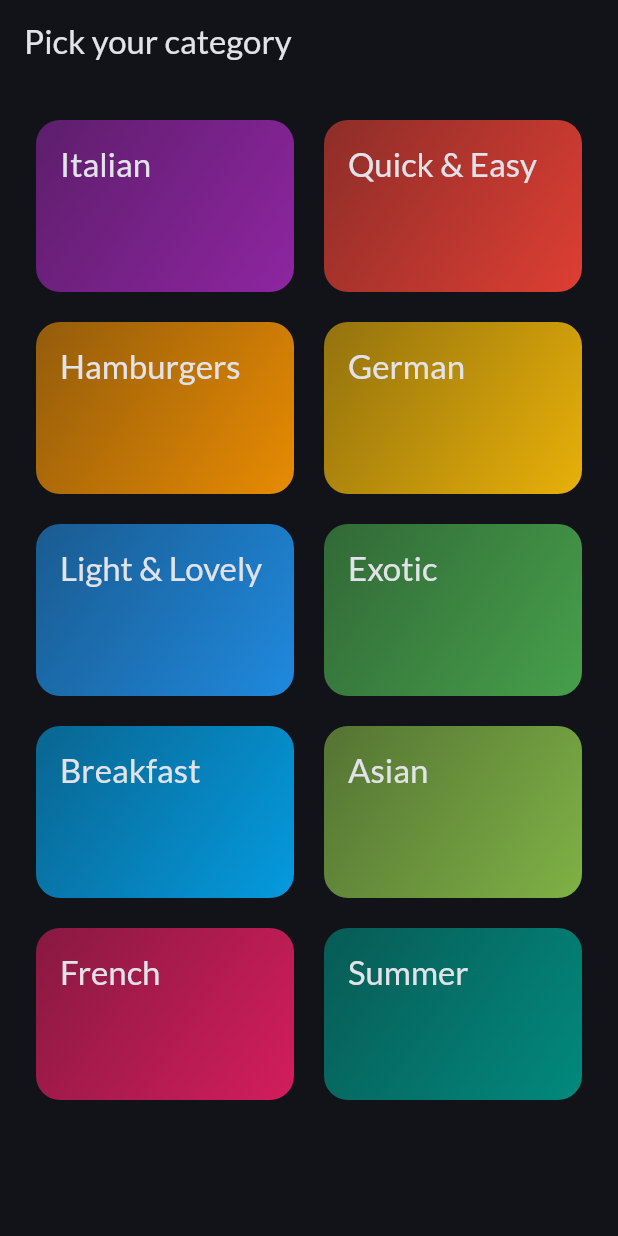
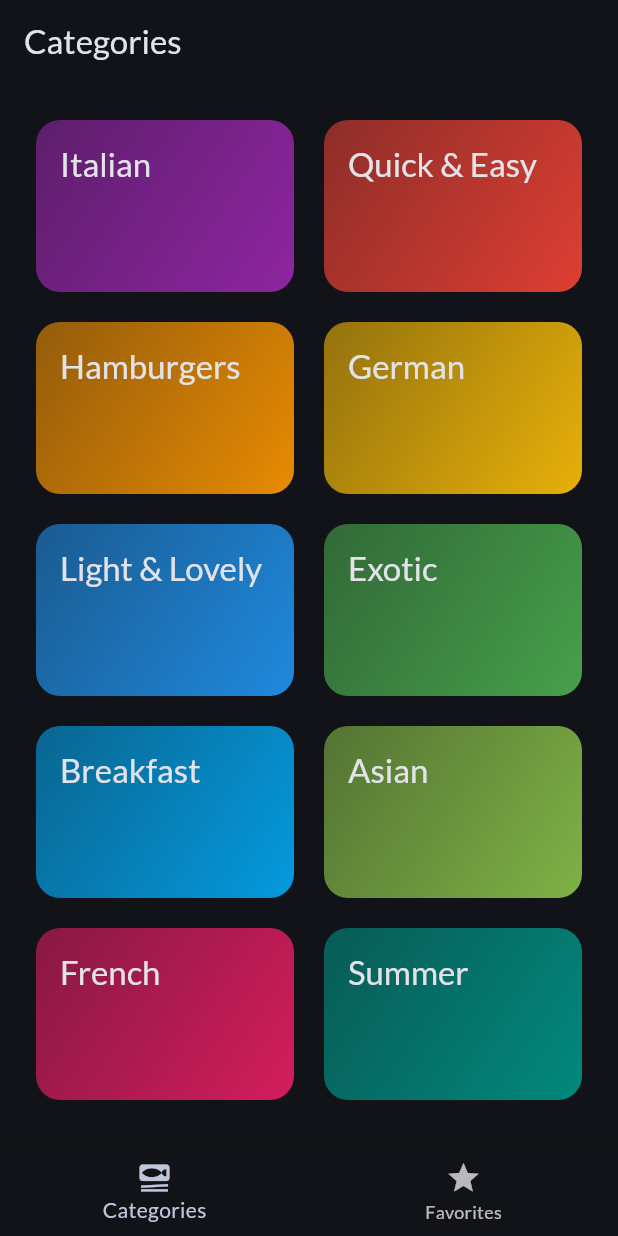
Before and after one commit to Naveen2070/meals_app_flutter, a Flutter app: the screen it shows after launch, on a phone screen of 412 x 824 dp. Run offline on Flutter 3.47's test engine with Material 3 defaults, Android fonts, the phone set to English and light mode, and no system bars; our stand-ins replace google_fonts, transparent_image.

Commit message:
added tabs based navigation

```diff
--- a/lib/main.dart
+++ b/lib/main.dart
@@ -1,7 +1,7 @@
 import 'package:flutter/material.dart';
 
 import 'package:google_fonts/google_fonts.dart';
-import 'package:meals_app/screens/categories_screen.dart';
+import 'package:meals_app/screens/tabs_screen.dart';
 
 final theme = ThemeData(
   colorScheme: ColorScheme.fromSeed(
@@ -23,6 +23,6 @@ class App extends StatelessWidget {
     return MaterialApp(
         debugShowCheckedModeBanner: false,
         theme: theme,
-        home: const CategoriesScreen());
+        home: const TabsScreen());
   }
 }
--- a/lib/screens/categories_screen.dart
+++ b/lib/screens/categories_screen.dart
@@ -19,11 +19,7 @@ class CategoriesScreen extends StatelessWidget {
 
   @override
   Widget build(BuildContext context) {
-    return Scaffold(
-      appBar: AppBar(
-        title: const Text("Pick your category"),
-      ),
-      body: GridView(
+    return GridView(
       padding: const EdgeInsets.all(24),
       gridDelegate: const SliverGridDelegateWithFixedCrossAxisCount(
           crossAxisCount: 2,
@@ -39,7 +35,6 @@ class CategoriesScreen extends StatelessWidget {
             },
           )
       ],
-      ),
     );
   }
 }
--- /dev/null
+++ b/lib/screens/tabs_screen.dart
@@ -0,0 +1,47 @@
+import 'package:flutter/material.dart';
+import 'package:meals_app/screens/categories_screen.dart';
+import 'package:meals_app/screens/meals_screen.dart';
+
+class TabsScreen extends StatefulWidget {
+  const TabsScreen({super.key});
+
+  @override
+  State<TabsScreen> createState() => _TabsScreenState();
+}
+
+class _TabsScreenState extends State<TabsScreen> {
+  int _selectedIndex = 0;
+
+  void _handlePage(int index) {
+    setState(() {
+      _selectedIndex = index;
+    });
+  }
+
+  @override
+  Widget build(BuildContext context) {
+    Widget activePage = const CategoriesScreen();
+    var activeTitle = "Categories";
+
+    if (_selectedIndex == 1) {
+      activePage = const MealsScreen(meals: []);
+      activeTitle = "My Favorites";
+    }
+
+    return Scaffold(
+      appBar: AppBar(
+        title: Text(activeTitle),
+      ),
+      body: activePage,
+      bottomNavigationBar: BottomNavigationBar(
+        onTap: _handlePage,
+        currentIndex: _selectedIndex,
+        items: const [
+          BottomNavigationBarItem(
+              icon: Icon(Icons.set_meal), label: "Categories"),
+          BottomNavigationBarItem(icon: Icon(Icons.star), label: "Favorites"),
+        ],
+      ),
+    );
+  }
+}
```
Also changed, not shown: lib/screens/meal_details_screen.dart (added, +70 -0 lines), lib/screens/meals_screen.dart (+20 -4 lines), lib/widgets/meal_item.dart (+31 -3 lines), lib/widgets/meal_item_trait.dart (added, +28 -0 lines). Lines whose indentation alone changed are shown as unchanged.
